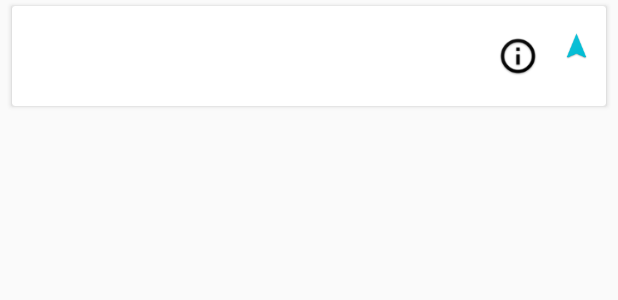
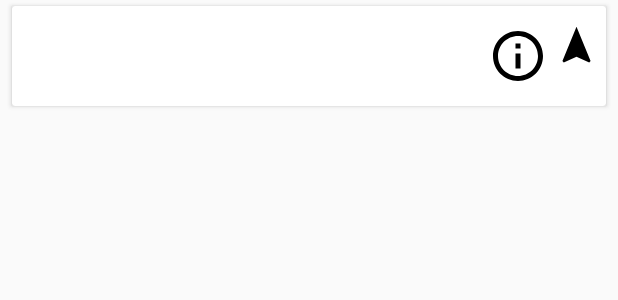
Before and after one commit to dordots/minyaneto, an Android app: the layout item_tfila_main_screen.xml on its own in the app's theme, with its tools: preview values and no code run, on a phone screen of 412 x 824 dp. Shown: the top 300 px of the screen. Run offline under Robolectric (Android 15) with nearby library versions, the phone set to English and light mode, and no system bars.

Commit message:
Replaced icons with material design icons

```diff
--- /dev/null
+++ b/app/src/main/res/drawable/ic_info_outline_black_24dp.xml
@@ -0,0 +1,9 @@
+<vector xmlns:android="http://schemas.android.com/apk/res/android"
+  android:height="24dp"
+  android:viewportHeight="24.0"
+  android:viewportWidth="24.0"
+  android:width="24dp">
+  <path
+    android:fillColor="#FF000000"
+    android:pathData="M11,17h2v-6h-2v6zM12,2C6.48,2 2,6.48 2,12s4.48,10 10,10 10,-4.48 10,-10S17.52,2 12,2zM12,20c-4.41,0 -8,-3.59 -8,-8s3.59,-8 8,-8 8,3.59 8,8 -3.59,8 -8,8zM11,9h2L13,7h-2v2z"/>
+</vector>
--- /dev/null
+++ b/app/src/main/res/drawable/ic_navigation_black_24dp.xml
@@ -0,0 +1,9 @@
+<vector xmlns:android="http://schemas.android.com/apk/res/android"
+  android:height="24dp"
+  android:viewportHeight="24.0"
+  android:viewportWidth="24.0"
+  android:width="24dp">
+  <path
+    android:fillColor="#FF000000"
+    android:pathData="M12,2L4.5,20.29l0.71,0.71L12,18l6.79,3 0.71,-0.71z"/>
+</vector>
--- a/app/src/main/res/layout/item_tfila_main_screen.xml
+++ b/app/src/main/res/layout/item_tfila_main_screen.xml
@@ -65,7 +65,7 @@
         android:layout_height="40dp"
         android:layout_gravity="center"
         android:background="@drawable/selector_row"
-        android:src="@drawable/ic_more_info"/>
+        android:src="@drawable/ic_info_outline_black_24dp"/>
 
       <LinearLayout
         android:layout_width="match_parent"
@@ -78,7 +78,7 @@
           android:layout_height="30dp"
           android:layout_gravity="center"
           android:background="@drawable/selector_row"
-          android:src="@drawable/ic_navigation_icon"/>
+          android:src="@drawable/ic_navigation_black_24dp"/>
 
         <TextView
           android:id="@+id/synagogue_distance"
```
Also changed, not shown: app/src/main/res/drawable-hdpi/ic_more_info.png (deleted), app/src/main/res/drawable-hdpi/ic_navigation_icon.png (deleted), app/src/main/res/drawable-mdpi/ic_more_info.png (deleted), app/src/main/res/drawable-mdpi/ic_navigation_icon.png (deleted), app/src/main/res/drawable-xhdpi/ic_more_info.png (deleted), app/src/main/res/drawable-xhdpi/ic_navigation_icon.png (deleted), app/src/main/res/drawable-xxhdpi/ic_more_info.png (deleted), app/src/main/res/drawable-xxhdpi/ic_navigation_icon.png (deleted), app/src/main/res/drawable-xxxhdpi/ic_more_info.png (deleted), app/src/main/res/drawable-xxxhdpi/ic_navigation_icon.png (deleted).
